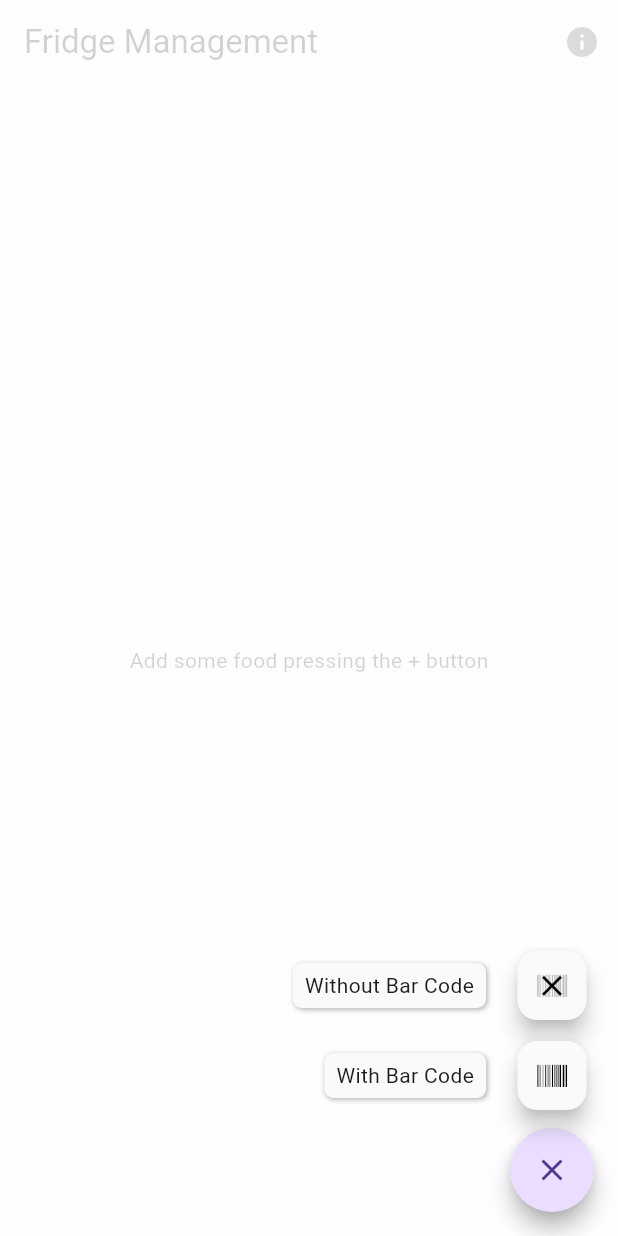
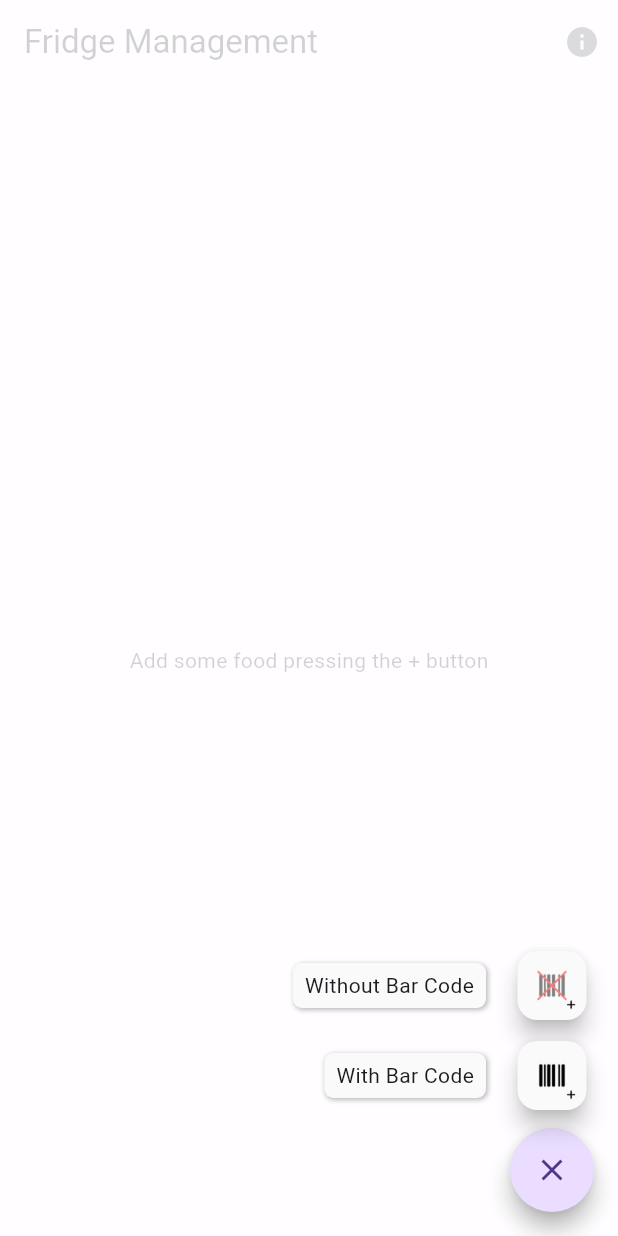
Before and after one commit to tiaxter/fridge-manager, a Flutter app: the screen it shows after launch, after a tap on the "add" icon, on a phone screen of 412 x 824 dp. Run offline on Flutter 3.47's test engine with Material 2 defaults, Android fonts, the phone set to English and light mode, and no system bars; drawn by our look-alikes of flutter_speed_dial; our stand-ins replace dio, flutter_spinbox, font_awesome_flutter, hive_flutter, jiffy; missing offline and left inert: cart_stepper, flutter_barcode_scanner, quick_actions; accounts and stored records are empty.

Commit message:
Aded quick actions and added new icons

```diff
--- a/lib/screens/home.dart
+++ b/lib/screens/home.dart
@@ -6,6 +6,7 @@ import 'package:fridge_management/widgets/dismissable_tile.dart';
 import 'package:fridge_management/widgets/food_adder.dart';
 import 'package:fridge_management/widgets/food_card.dart';
 import 'package:hive_flutter/hive_flutter.dart';
+import 'package:quick_actions/quick_actions.dart';
 
 class Home extends StatelessWidget {
   const Home({Key? key}) : super(key: key);
@@ -19,8 +20,47 @@ class Home extends StatelessWidget {
     );
   }
 
+  void scanProductWithBarcode(BuildContext context) async {
+    String barcode = await FlutterBarcodeScanner.scanBarcode(
+      "#00000000",
+      "Cancel",
+      false,
+      ScanMode.BARCODE
+    );
+    // If there's no recorded barcode
+    if (barcode == "-1") {
+      return;
+    }
+    openFoodAdderPopup(context, barcode);
+  }
+
+
   @override
   Widget build(BuildContext context) {
+    QuickActions quickActions = const QuickActions();
+    quickActions.setShortcutItems(<ShortcutItem>[
+      const ShortcutItem(
+        type: 'add_product_barcode',
+        localizedTitle: 'Add product with barcode',
+        icon: 'with_barcode',
+      ),
+      const ShortcutItem(
+        type: 'add_product_without_barcode',
+        localizedTitle: 'Add product without barcode',
+        icon: 'without_barcode',
+      ),
+    ]);
+    quickActions.initialize((String shortcutType) {
+      if (shortcutType == 'add_product_barcode') {
+        scanProductWithBarcode(context);
+      }
+
+      if (shortcutType == 'add_product_without_barcode') {
+        openFoodAdderPopup(context, null);
+      }
+    });
+
+
     return Scaffold(
       appBar: AppBar(
         title: const Text("Fridge Management"),
@@ -47,7 +87,10 @@ class Home extends StatelessWidget {
         spaceBetweenChildren: 4,
         children: [
           SpeedDialChild(
-            child: const FaIcon(FontAwesomeIcons.barcode),
+            child: Padding(
+              padding: const EdgeInsets.all(8.0),
+              child: Image.asset('assets/png/with_barcode.png'),
+            ),
             label: 'With Bar Code',
             onTap: () async {
               String barcode = await FlutterBarcodeScanner.scanBarcode(
@@ -64,12 +107,9 @@ class Home extends StatelessWidget {
             }
           ),
           SpeedDialChild(
-            child: Stack(
-              alignment: Alignment.center,
-              children: [
-                FaIcon(FontAwesomeIcons.barcode, color: Colors.grey.shade400),
-                const Icon(Icons.close, size: 28),
-              ]
+            child: Padding(
+              padding: const EdgeInsets.all(8.0),
+              child: Image.asset('assets/png/without_barcode.png'),
             ),
             label: 'Without Bar Code',
             onTap: () => openFoodAdderPopup(context, null),
--- a/pubspec.yaml
+++ b/pubspec.yaml
@@ -44,6 +44,7 @@ dependencies:
   flutter_spinbox: ^0.8.0
   jiffy: ^5.0.0
   cart_stepper: ^2.0.2
+  quick_actions: ^0.6.0+10
 
 dev_dependencies:
   flutter_test:
@@ -70,8 +71,9 @@ flutter:
   uses-material-design: true
 
   # To add assets to your application, add an assets section, like this:
-  # assets:
-  #   - images/a_dot_burr.jpeg
+  assets:
+    - assets/png/with_barcode.png
+    - assets/png/without_barcode.png
   #   - images/a_dot_ham.jpeg
 
   # An image asset can refer to one or more resolution-specific "variants", see
```
Also changed, not shown: assets/png/with_barcode.png (added), assets/png/without_barcode.png (added), pubspec.lock, 2 other files.
